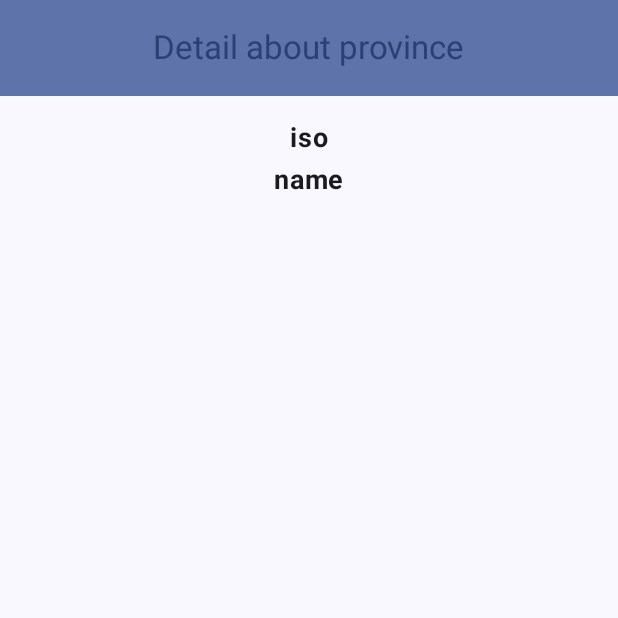
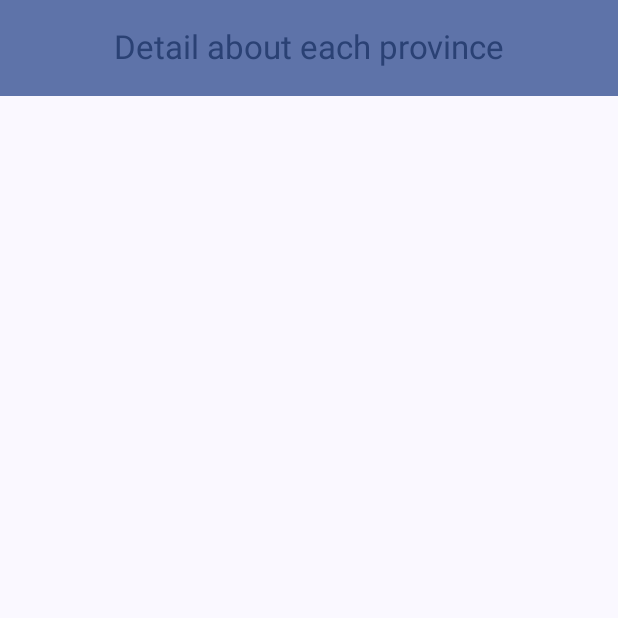
Before and after one commit to ctchokson/CovidApiProvinceList, an Android app built with Jetpack Compose: the DetailActivity screen opened directly, with no data from a screen before it, on a phone screen of 412 x 824 dp, the top half of it. Run offline under Robolectric (Android 15) with nearby library versions, the phone set to English and light mode, and no system bars.

Commit message:
Cleaned up and added topBar in main page

```diff
--- a/app/src/main/java/com/example/mycollectioninkotlin/DetailActivity.kt
+++ b/app/src/main/java/com/example/mycollectioninkotlin/DetailActivity.kt
@@ -37,7 +37,7 @@ class DetailActivity : ComponentActivity() {
                     modifier = Modifier.fillMaxSize(),
                     color = MaterialTheme.colorScheme.background
                 ) {
-                    CenterAlignedTopAppBar()
+                    CenterAlignedTopAppBar(getString(R.string.top_bar_text_detail))
                     DisplayDetails(extraDetail(intent))
                 }
             }
@@ -46,14 +46,13 @@ class DetailActivity : ComponentActivity() {
 }
 
 private fun extraDetail(intent: Intent): Province{
-    val iso = intent.getStringExtra("iso") ?: "iso"
-    val name = intent.getStringExtra("name") ?: "name"
+    val iso = intent.getStringExtra("iso") ?: ""
+    val name = intent.getStringExtra("name") ?: ""
     val province = intent.getStringExtra("province") ?: ""
     val lat = intent.getStringExtra("lat") ?: ""
     val long = intent.getStringExtra("long") ?: ""
 
     return Province(iso, name, province,lat, long)
-
 }
 
 @Composable
@@ -77,7 +76,7 @@ fun DisplayDetails(province: Province, modifier: Modifier = Modifier) {
 @SuppressLint("UnusedMaterial3ScaffoldPaddingParameter")
 @OptIn(ExperimentalMaterial3Api::class)
 @Composable
-fun CenterAlignedTopAppBar() {
+fun CenterAlignedTopAppBar(titleActivity: String) {
     val scrollBehavior = TopAppBarDefaults.pinnedScrollBehavior(rememberTopAppBarState())
 
     Scaffold(
@@ -91,7 +90,7 @@ fun CenterAlignedTopAppBar() {
                 ),
                 title = {
                     Text(
-                        "Detail about province",
+                        titleActivity,
                         maxLines = 1,
                         overflow = TextOverflow.Ellipsis
                     )
--- a/app/src/main/java/com/example/mycollectioninkotlin/MainActivity.kt
+++ b/app/src/main/java/com/example/mycollectioninkotlin/MainActivity.kt
@@ -1,4 +1,5 @@
 package com.example.mycollectioninkotlin
+
 
 import android.content.Intent
 import android.os.Bundle
@@ -41,7 +42,9 @@ class MainActivity : ComponentActivity() {
         super.onCreate(savedInstanceState)
         setContent {
             MyCollectionInKotlinTheme {
-                DisplayInList( modifier = Modifier.fillMaxSize(), viewModel)
+                    CenterAlignedTopAppBar(getString(R.string.top_bar_text_main))
+                    DisplayInList(modifier = Modifier.fillMaxSize(), viewModel)
+
             }
         }
     }
@@ -53,7 +56,7 @@ fun DisplayInList(modifier: Modifier = Modifier, viewModel: MainViewModel ) {
     val ctx = LocalContext.current
     LazyColumn(modifier = modifier
         .fillMaxWidth()
-        .padding(30.dp)
+        .padding(top = 60.dp)
     ) {
         items(dataList) { item ->
                 RowItem(province = item) {
@@ -83,5 +86,11 @@ fun RowItem(province: Province, onItemClick: (Province) -> Unit) {
         contentAlignment = Alignment.Center
 
     ) {
-        Text(text = province.province, fontSize = 25.sp, color = Color.Gray, fontWeight = FontWeight.Bold)    }
+        Text(
+            text = province.province,
+            fontSize = 25.sp,
+            color = Color.Gray,
+            fontWeight = FontWeight.Bold
+        )
+    }
 }
--- a/app/src/main/java/com/example/mycollectioninkotlin/MainViewModel.kt
+++ b/app/src/main/java/com/example/mycollectioninkotlin/MainViewModel.kt
@@ -13,7 +13,7 @@ import kotlinx.coroutines.launch
 import kotlinx.coroutines.withContext
 import org.json.JSONObject
 
-class MainViewModel(): ViewModel() {
+class MainViewModel: ViewModel() {
     // Create a Flow of List<Province>
     private val _dataFlow = MutableStateFlow<List<Province>>(emptyList())
     val dataFlow: StateFlow<List<Province>> = _dataFlow
@@ -42,7 +42,6 @@ class MainViewModel(): ViewModel() {
                     responseObject.body()?.let {
                         Log.d("Response Body", "Forming jsonObj")
                         val jsonObj = JSONObject(it.string())
-                        //Log.d("Response Body", jsonObj.toString())
                        val responseList = parseProvinceJsonResult(jsonObj)
                         _dataFlow.emit(responseList)
                         Log.d("After Parsing", responseList.toString())
@@ -72,6 +71,5 @@ class MainViewModel(): ViewModel() {
         }
 
         return provinceList
-
     }
 }
--- a/app/src/main/res/values/strings.xml
+++ b/app/src/main/res/values/strings.xml
@@ -1,4 +1,6 @@
 <resources>
     <string name="app_name">CovidAPI</string>
     <string name="title_activity_detail">DetailActivity</string>
+    <string name="top_bar_text_detail">Detail about each province</string>
+    <string name="top_bar_text_main">Provinces List</string>
 </resources>
```
